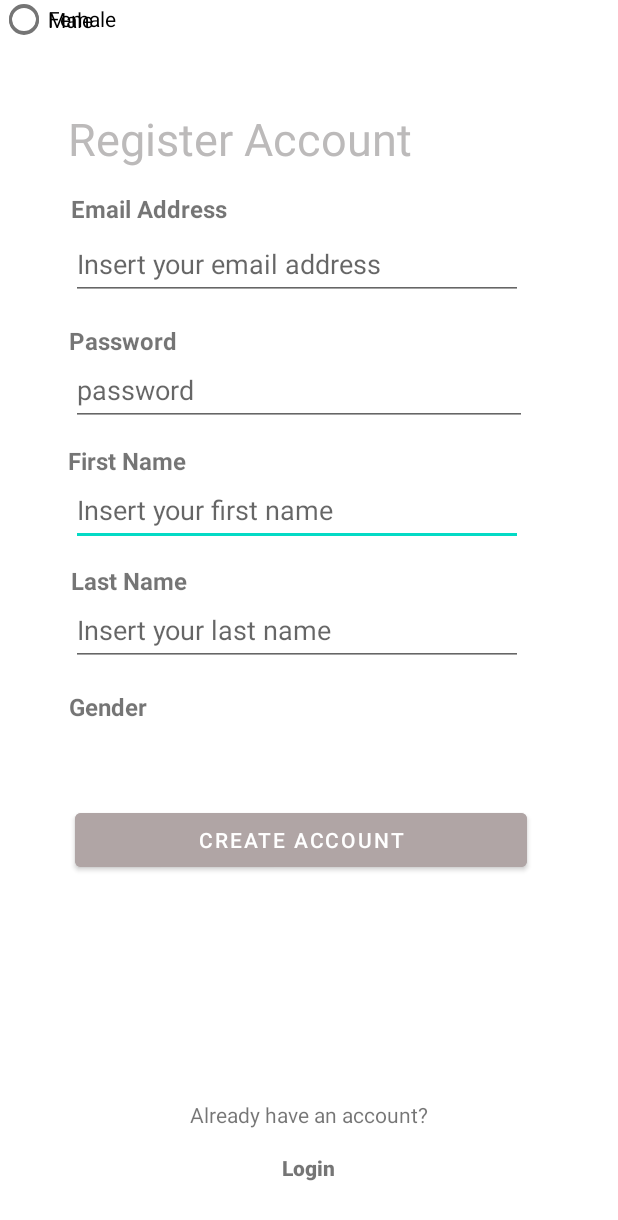
After one commit to FitHealthTeam/FitHealth, an Android app: the registerActivity screen opened directly, with no data from a screen before it, on a phone screen of 412 x 824 dp. The commit adds this screen. Shown: the top 1220 px of the screen. Run offline under Robolectric (Android 15) with nearby library versions, the light colour scheme and no system bars.

Commit message:
layout of authentication activity

```diff
--- /dev/null
+++ b/app/src/main/java/com/fithealthteam/fithealth/huawei/authentication/registerActivity.java
@@ -0,0 +1,20 @@
+package com.fithealthteam.fithealth.huawei.authentication;
+
+import androidx.appcompat.app.AppCompatActivity;
+
+import android.os.Bundle;
+import android.view.WindowManager;
+
+import com.fithealthteam.fithealth.huawei.R;
+
+public class registerActivity extends AppCompatActivity {
+
+    @Override
+    protected void onCreate(Bundle savedInstanceState) {
+        super.onCreate(savedInstanceState);
+        setContentView(R.layout.activity_register);
+
+        getWindow().setFlags(WindowManager.LayoutParams.FLAG_FULLSCREEN, WindowManager.LayoutParams.FIRST_APPLICATION_WINDOW);
+        getSupportActionBar().hide();
+    }
+}
--- a/app/src/main/res/layout/activity_main.xml
+++ b/app/src/main/res/layout/activity_main.xml
@@ -1,10 +1,10 @@
 <?xml version="1.0" encoding="utf-8"?>
 <androidx.constraintlayout.widget.ConstraintLayout xmlns:android="http://schemas.android.com/apk/res/android"
     xmlns:app="http://schemas.android.com/apk/res-auto"
+    xmlns:tools="http://schemas.android.com/tools"
     android:id="@+id/container"
     android:layout_width="match_parent"
-    android:layout_height="match_parent"
-    >
+    android:layout_height="match_parent">
 
     <fragment
         android:id="@+id/nav_host_fragment_activity_main"
--- /dev/null
+++ b/app/src/main/res/layout/activity_register.xml
@@ -0,0 +1,245 @@
+<?xml version="1.0" encoding="utf-8"?>
+<androidx.constraintlayout.widget.ConstraintLayout xmlns:android="http://schemas.android.com/apk/res/android"
+    xmlns:app="http://schemas.android.com/apk/res-auto"
+    xmlns:tools="http://schemas.android.com/tools"
+    android:layout_width="match_parent"
+    android:layout_height="match_parent"
+    tools:context=".authentication.registerActivity">
+
+    <TextView
+        android:id="@+id/register_tv2"
+        android:layout_width="wrap_content"
+        android:layout_height="wrap_content"
+        android:layout_marginStart="132dp"
+        android:layout_marginEnd="133dp"
+        android:layout_marginBottom="36dp"
+        android:fontFamily="sans-serif-black"
+        android:text="Login"
+        android:textStyle="bold"
+        app:layout_constraintBottom_toBottomOf="parent"
+        app:layout_constraintEnd_toEndOf="parent"
+        app:layout_constraintStart_toStartOf="parent" />
+
+    <TextView
+        android:id="@+id/textView10"
+        android:layout_width="wrap_content"
+        android:layout_height="wrap_content"
+        android:layout_marginStart="116dp"
+        android:layout_marginTop="733dp"
+        android:layout_marginEnd="116dp"
+        android:fontFamily="sans-serif"
+        android:text="Already have an account?"
+        app:layout_constraintEnd_toEndOf="parent"
+        app:layout_constraintStart_toStartOf="parent"
+        app:layout_constraintTop_toTopOf="parent" />
+
+    <Button
+        android:id="@+id/submit_register"
+        android:layout_width="301dp"
+        android:layout_height="48dp"
+        android:layout_marginStart="50dp"
+        android:layout_marginTop="536dp"
+        android:layout_marginEnd="42dp"
+        android:backgroundTint="#B0A5A5"
+        android:text="Create Account"
+        app:layout_constraintEnd_toEndOf="parent"
+        app:layout_constraintHorizontal_bias="0.0"
+        app:layout_constraintStart_toStartOf="parent"
+        app:layout_constraintTop_toTopOf="parent" />
+
+    <EditText
+        android:id="@+id/fname_register"
+        android:layout_width="301dp"
+        android:layout_height="48dp"
+        android:layout_marginStart="47dp"
+        android:layout_marginTop="316dp"
+        android:layout_marginEnd="45dp"
+        android:ems="10"
+        android:hint="Insert your first name"
+        android:inputType="textPersonName"
+        app:layout_constraintEnd_toEndOf="parent"
+        app:layout_constraintHorizontal_bias="0.0"
+        app:layout_constraintStart_toStartOf="parent"
+        app:layout_constraintTop_toTopOf="parent" />
+
+    <TextView
+        android:id="@+id/textView13"
+        android:layout_width="wrap_content"
+        android:layout_height="wrap_content"
+        android:layout_marginStart="46dp"
+        android:layout_marginTop="460dp"
+        android:layout_marginEnd="294dp"
+        android:text="Gender"
+        android:textSize="16sp"
+        android:textStyle="bold"
+        app:layout_constraintEnd_toEndOf="parent"
+        app:layout_constraintHorizontal_bias="0.0"
+        app:layout_constraintStart_toStartOf="parent"
+        app:layout_constraintTop_toTopOf="parent" />
+
+    <TextView
+        android:id="@+id/textView12"
+        android:layout_width="wrap_content"
+        android:layout_height="wrap_content"
+        android:layout_marginStart="47dp"
+        android:layout_marginTop="376dp"
+        android:layout_marginEnd="268dp"
+        android:text="Last Name"
+        android:textSize="16sp"
+        android:textStyle="bold"
+        app:layout_constraintEnd_toEndOf="parent"
+        app:layout_constraintHorizontal_bias="0.0"
+        app:layout_constraintStart_toStartOf="parent"
+        app:layout_constraintTop_toTopOf="parent" />
+
+    <TextView
+        android:id="@+id/textView11"
+        android:layout_width="wrap_content"
+        android:layout_height="wrap_content"
+        android:layout_marginStart="45dp"
+        android:layout_marginTop="296dp"
+        android:layout_marginEnd="268dp"
+        android:text="First Name"
+        android:textSize="16sp"
+        android:textStyle="bold"
+        app:layout_constraintEnd_toEndOf="parent"
+        app:layout_constraintHorizontal_bias="0.0"
+        app:layout_constraintStart_toStartOf="parent"
+        app:layout_constraintTop_toTopOf="parent" />
+
+    <EditText
+        android:id="@+id/email_register"
+        android:layout_width="301dp"
+        android:layout_height="48dp"
+        android:layout_marginStart="47dp"
+        android:layout_marginTop="152dp"
+        android:layout_marginEnd="45dp"
+        android:ems="10"
+        android:hint="Insert your email address"
+        android:inputType="textPersonName"
+        app:layout_constraintEnd_toEndOf="parent"
+        app:layout_constraintHorizontal_bias="0.0"
+        app:layout_constraintStart_toStartOf="parent"
+        app:layout_constraintTop_toTopOf="parent" />
+
+    <TextView
+        android:id="@+id/textView9"
+        android:layout_width="wrap_content"
+        android:layout_height="wrap_content"
+        android:layout_marginStart="46dp"
+        android:layout_marginTop="216dp"
+        android:layout_marginEnd="276dp"
+        android:text="Password"
+        android:textSize="16sp"
+        android:textStyle="bold"
+        app:layout_constraintEnd_toEndOf="parent"
+        app:layout_constraintHorizontal_bias="0.0"
+        app:layout_constraintStart_toStartOf="parent"
+        app:layout_constraintTop_toTopOf="parent" />
+
+    <TextView
+        android:id="@+id/textView8"
+        android:layout_width="wrap_content"
+        android:layout_height="wrap_content"
+        android:layout_marginStart="47dp"
+        android:layout_marginTop="128dp"
+        android:layout_marginEnd="241dp"
+        android:text="Email Address"
+        android:textSize="16sp"
+        android:textStyle="bold"
+        app:layout_constraintEnd_toEndOf="parent"
+        app:layout_constraintHorizontal_bias="0.0"
+        app:layout_constraintStart_toStartOf="parent"
+        app:layout_constraintTop_toTopOf="parent" />
+
+    <EditText
+        android:id="@+id/password_register"
+        android:layout_width="304dp"
+        android:layout_height="48dp"
+        android:layout_marginStart="47dp"
+        android:layout_marginTop="236dp"
+        android:layout_marginEnd="42dp"
+        android:ems="10"
+        android:hint="password"
+        android:inputType="textPassword"
+        app:layout_constraintEnd_toEndOf="parent"
+        app:layout_constraintHorizontal_bias="0.0"
+        app:layout_constraintStart_toStartOf="parent"
+        app:layout_constraintTop_toTopOf="parent" />
+
+    <TextView
+        android:id="@+id/textView7"
+        android:layout_width="wrap_content"
+        android:layout_height="wrap_content"
+        android:layout_marginStart="45dp"
+        android:layout_marginTop="72dp"
+        android:layout_marginEnd="118dp"
+        android:text="Register Account"
+        android:textColor="#BCBABA"
+        android:textSize="30sp"
+        app:layout_constraintEnd_toEndOf="parent"
+        app:layout_constraintHorizontal_bias="0.0"
+        app:layout_constraintStart_toStartOf="parent"
+        app:layout_constraintTop_toTopOf="parent" />
+
+    <RadioButton
+        android:id="@+id/male"
+        android:layout_width="99dp"
+        android:layout_height="26dp"
+        android:text="Male"
+        tools:ignore="TouchTargetSizeCheck"
+        tools:layout_editor_absoluteX="43dp"
+        tools:layout_editor_absoluteY="491dp" />
+
+    <Space
+        android:layout_width="28dp"
+        android:layout_height="match_parent"
+        android:layout_weight="1"
+        tools:layout_editor_absoluteX="142dp"
+        tools:layout_editor_absoluteY="491dp" />
+
+    <RadioButton
+        android:id="@+id/female"
+        android:layout_width="118dp"
+        android:layout_height="25dp"
+        android:text="Female"
+        tools:ignore="TouchTargetSizeCheck"
+        tools:layout_editor_absoluteX="192dp"
+        tools:layout_editor_absoluteY="491dp" />
+
+    <EditText
+        android:id="@+id/lname_register"
+        android:layout_width="301dp"
+        android:layout_height="48dp"
+        android:layout_marginStart="47dp"
+        android:layout_marginTop="396dp"
+        android:layout_marginEnd="45dp"
+        android:ems="10"
+        android:hint="Insert your last name"
+        android:inputType="textPersonName"
+        app:layout_constraintEnd_toEndOf="parent"
+        app:layout_constraintHorizontal_bias="0.0"
+        app:layout_constraintStart_toStartOf="parent"
+        app:layout_constraintTop_toTopOf="parent" />
+
+    <RadioGroup
+        android:id="@+id/gender"
+        android:layout_width="300dp"
+        android:layout_height="27dp"
+        android:layout_marginStart="46dp"
+        android:layout_marginTop="512dp"
+        android:layout_marginEnd="47dp"
+        app:layout_constraintEnd_toEndOf="parent"
+        app:layout_constraintStart_toStartOf="parent"
+        app:layout_constraintTop_toTopOf="parent">
+
+        <LinearLayout
+            android:layout_width="267dp"
+            android:layout_height="27dp"
+            android:orientation="horizontal">
+
+        </LinearLayout>
+
+    </RadioGroup>
+
+</androidx.constraintlayout.widget.ConstraintLayout>
--- a/app/src/main/res/values/colors.xml
+++ b/app/src/main/res/values/colors.xml
@@ -7,4 +7,5 @@
     <color name="teal_700">#FF018786</color>
     <color name="black">#FF000000</color>
     <color name="white">#FFFFFFFF</color>
+    <color name="graywhite">#FEF7F7</color>
 </resources>
```
Also changed, not shown: app/src/main/AndroidManifest.xml (+11 -1 lines), app/src/main/java/com/fithealthteam/fithealth/huawei/authentication/authenticateActivity.java (added, +24 -0 lines), app/src/main/java/com/fithealthteam/fithealth/huawei/authentication/loginActivity.java (added, +20 -0 lines), app/src/main/res/layout/activity_authenticate.xml (added, +54 -0 lines), app/src/main/res/layout/activity_login.xml (added, +154 -0 lines), app/src/main/res/drawable-v24/auth_background.jpg (added), app/src/main/res/drawable-v24/auth_fithealthlogo.png (added).
